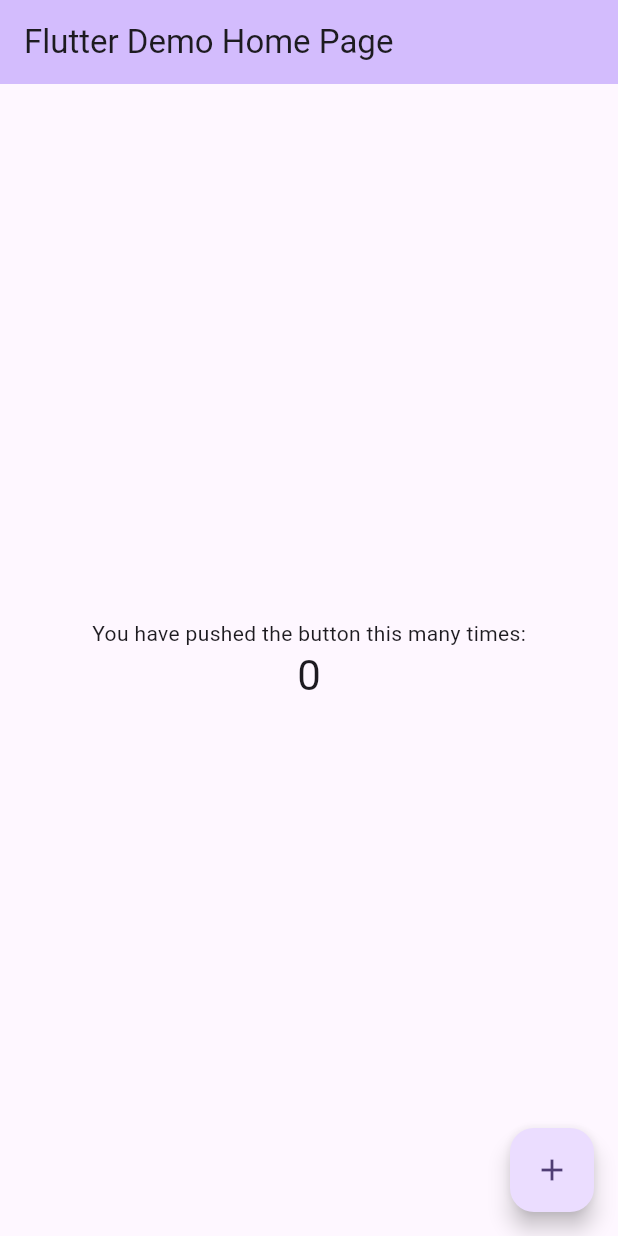
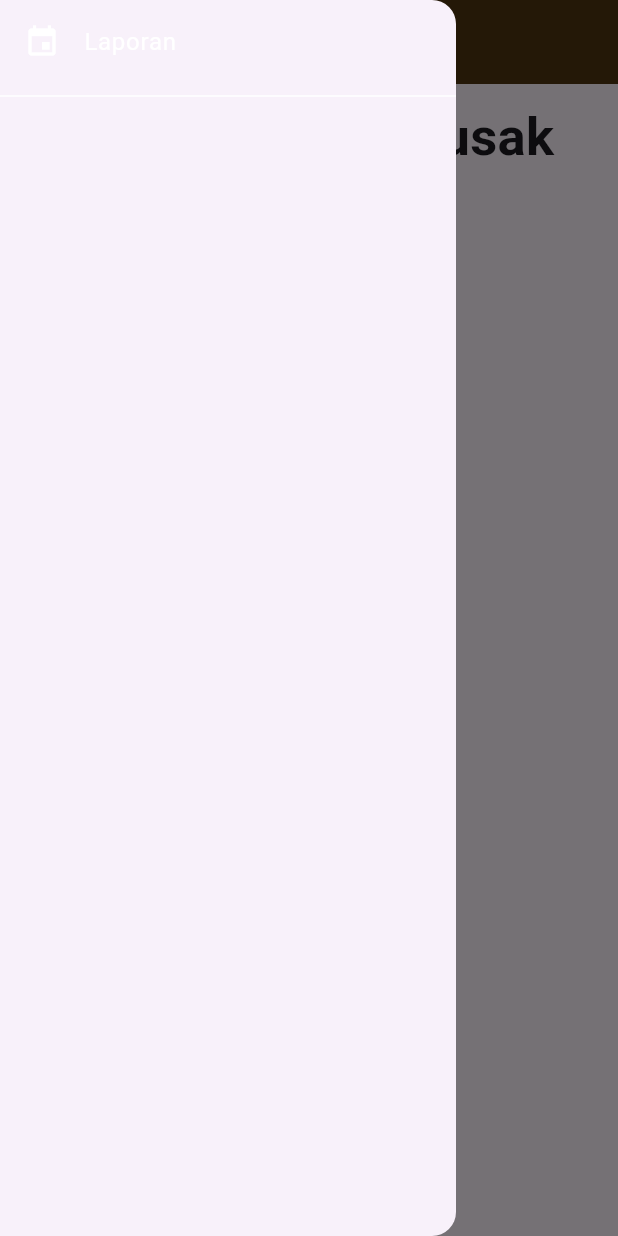
Before and after one commit to PBP-B11-2023/PageTurnMobile, a Flutter app: the screen it shows after launch, with the side drawer open (before the commit the screen has no drawer), on a phone screen of 412 x 824 dp. Run offline on Flutter 3.47's test engine with Material 3 defaults, Android fonts, the phone set to English and light mode, and no system bars.

Commit message:
coba flutter

```diff
--- /dev/null
+++ b/lib/apps/laporan_buku_rusak/models/laporan_buku.dart
@@ -0,0 +1,61 @@
+// To parse this JSON data, do
+//
+//     final laporan = laporanFromJson(jsonString);
+
+import 'dart:convert';
+
+List<Laporan> laporanFromJson(String str) => List<Laporan>.from(json.decode(str).map((x) => Laporan.fromJson(x)));
+
+String laporanToJson(List<Laporan> data) => json.encode(List<dynamic>.from(data.map((x) => x.toJson())));
+
+class Laporan {
+    String model;
+    int pk;
+    Fields fields;
+
+    Laporan({
+        required this.model,
+        required this.pk,
+        required this.fields,
+    });
+
+    factory Laporan.fromJson(Map<String, dynamic> json) => Laporan(
+        model: json["model"],
+        pk: json["pk"],
+        fields: Fields.fromJson(json["fields"]),
+    );
+
+    Map<String, dynamic> toJson() => {
+        "model": model,
+        "pk": pk,
+        "fields": fields.toJson(),
+    };
+}
+
+class Fields {
+    int user;
+    String name;
+    String description;
+    bool isRusak;
+
+    Fields({
+        required this.user,
+        required this.name,
+        required this.description,
+        required this.isRusak,
+    });
+
+    factory Fields.fromJson(Map<String, dynamic> json) => Fields(
+        user: json["user"],
+        name: json["name"],
+        description: json["description"],
+        isRusak: json["is_rusak"],
+    );
+
+    Map<String, dynamic> toJson() => {
+        "user": user,
+        "name": name,
+        "description": description,
+        "is_rusak": isRusak,
+    };
+}
--- /dev/null
+++ b/lib/apps/laporan_buku_rusak/pages/halaman_awal.dart
@@ -0,0 +1,71 @@
+import 'package:flutter/material.dart';
+import 'package:pageturn_mobile/apps/laporan_buku_rusak/pages/add_laporan.dart';
+import 'package:pageturn_mobile/apps/laporan_buku_rusak/widgets/left_drawer.dart';
+
+class MyHomePage extends StatelessWidget {
+  MyHomePage({Key? key}) : super(key: key);
+
+  @override
+  Widget build(BuildContext context) {
+    return Scaffold(
+      appBar: AppBar(
+        title: const Text(
+          'PAGETURN',
+          style: TextStyle(
+            color: Colors.white,
+          ),
+        ),
+        backgroundColor: Color.fromARGB(255, 78, 52, 16),
+        foregroundColor: Color.fromARGB(255, 255, 255, 255),
+      ),
+      drawer: const LeftDrawer(),
+      body: Column(
+        mainAxisAlignment: MainAxisAlignment.start,
+        crossAxisAlignment: CrossAxisAlignment.start,
+        children: <Widget>[
+          Align(
+            alignment: Alignment.topCenter,
+            child: Padding(
+              padding: const EdgeInsets.only(top: 10.0, bottom: 10.0),
+              child: Text(
+                'Laporan Buku Rusak',
+                textAlign: TextAlign.center,
+                style: TextStyle(
+                  fontSize: 35,
+                  fontWeight: FontWeight.bold,
+                ),
+              ),
+            ),
+          ),
+
+          Container(
+            alignment: Alignment.centerLeft,
+            padding: const EdgeInsets.only(top: 10.0, bottom: 10.0, left: 10.0),
+            child: Text(
+              'List Buku yang Dipinjam:',
+              style: TextStyle(
+                fontSize: 18,
+                fontWeight: FontWeight.bold,
+              ),
+            ),
+          ),
+          const SizedBox(height: 20),
+
+          // Tombol Add Laporan
+          Align(
+            alignment: Alignment.bottomCenter,
+            child: ElevatedButton(
+              onPressed: () {
+                Navigator.push(
+                  context,
+                  MaterialPageRoute(builder: (context) => ShopFormPage()),
+                );
+              },
+              child: Text('Add Laporan'),
+            ),
+          ),
+        ],
+      ),
+    );
+  }
+}
--- /dev/null
+++ b/lib/apps/laporan_buku_rusak/widgets/left_drawer.dart
@@ -0,0 +1,37 @@
+//INI CUMAN BUAT TEST MODUL LAPORAN BUKU RUSAK
+
+
+import 'package:flutter/material.dart';
+import 'package:pageturn_mobile/apps/laporan_buku_rusak/pages/add_laporan.dart';
+// import 'package:PAGETURNMOBILE/apps/laporan_buku_rusak/pages/add_laporan.dart';
+// TODO: Impor halaman ShopFormPage jika sudah dibuat
+
+class LeftDrawer extends StatelessWidget {
+  const LeftDrawer({super.key});
+
+  @override
+  Widget build(BuildContext context) {
+    return Drawer(
+      child: ListView(
+        children: [
+          // const DrawerHeader(
+          //   // TODO: Bagian drawer header
+          // ),
+          // TODO: Bagian routing
+          ListTile(
+          title: const Text('Laporan', style: TextStyle(color: Colors.white)),
+          leading: const Icon(Icons.event, color: Colors.white),
+          onTap: () {
+            // Route menu ke counter
+            Navigator.pushReplacement(
+              context,
+              MaterialPageRoute(builder: (context) => const ShopFormPage()),
+            );
+          },
+        ),
+        Divider(color: Colors.white),
+        ],
+      ),
+    );
+  }
+}
--- a/lib/main.dart
+++ b/lib/main.dart
@@ -1,4 +1,6 @@
 import 'package:flutter/material.dart';
+import 'package:pageturn_mobile/apps/laporan_buku_rusak/pages/add_laporan.dart';
+import 'package:pageturn_mobile/apps/laporan_buku_rusak/pages/halaman_awal.dart';
 
 void main() {
   runApp(const MyApp());
@@ -31,95 +33,7 @@
         colorScheme: ColorScheme.fromSeed(seedColor: Colors.deepPurple),
         useMaterial3: true,
       ),
-      home: const MyHomePage(title: 'Flutter Demo Home Page'),
+      home: MyHomePage(),
     );
   }
 }
-
-class MyHomePage extends StatefulWidget {
-  const MyHomePage({super.key, required this.title});
-
-  // This widget is the home page of your application. It is stateful, meaning
-  // that it has a State object (defined below) that contains fields that affect
-  // how it looks.
-
-  // This class is the configuration for the state. It holds the values (in this
-  // case the title) provided by the parent (in this case the App widget) and
-  // used by the build method of the State. Fields in a Widget subclass are
-  // always marked "final".
-
-  final String title;
-
-  @override
-  State<MyHomePage> createState() => _MyHomePageState();
-}
-
-class _MyHomePageState extends State<MyHomePage> {
-  int _counter = 0;
-
-  void _incrementCounter() {
-    setState(() {
-      // This call to setState tells the Flutter framework that something has
-      // changed in this State, which causes it to rerun the build method below
-      // so that the display can reflect the updated values. If we changed
-      // _counter without calling setState(), then the build method would not be
-      // called again, and so nothing would appear to happen.
-      _counter++;
-    });
-  }
-
-  @override
-  Widget build(BuildContext context) {
-    // This method is rerun every time setState is called, for instance as done
-    // by the _incrementCounter method above.
-    //
-    // The Flutter framework has been optimized to make rerunning build methods
-    // fast, so that you can just rebuild anything that needs updating rather
-    // than having to individually change instances of widgets.
-    return Scaffold(
-      appBar: AppBar(
-        // TRY THIS: Try changing the color here to a specific color (to
-        // Colors.amber, perhaps?) and trigger a hot reload to see the AppBar
-        // change color while the other colors stay the same.
-        backgroundColor: Theme.of(context).colorScheme.inversePrimary,
-        // Here we take the value from the MyHomePage object that was created by
-        // the App.build method, and use it to set our appbar title.
-        title: Text(widget.title),
-      ),
-      body: Center(
-        // Center is a layout widget. It takes a single child and positions it
-        // in the middle of the parent.
-        child: Column(
-          // Column is also a layout widget. It takes a list of children and
-          // arranges them vertically. By default, it sizes itself to fit its
-          // children horizontally, and tries to be as tall as its parent.
-          //
-          // Column has various properties to control how it sizes itself and
-          // how it positions its children. Here we use mainAxisAlignment to
-          // center the children vertically; the main axis here is the vertical
-          // axis because Columns are vertical (the cross axis would be
-          // horizontal).
-          //
-          // TRY THIS: Invoke "debug painting" (choose the "Toggle Debug Paint"
-          // action in the IDE, or press "p" in the console), to see the
-          // wireframe for each widget.
-          mainAxisAlignment: MainAxisAlignment.center,
-          children: <Widget>[
-            const Text(
-              'You have pushed the button this many times:',
-            ),
-            Text(
-              '$_counter',
-              style: Theme.of(context).textTheme.headlineMedium,
-            ),
-          ],
-        ),
-      ),
-      floatingActionButton: FloatingActionButton(
-        onPressed: _incrementCounter,
-        tooltip: 'Increment',
-        child: const Icon(Icons.add),
-      ), // This trailing comma makes auto-formatting nicer for build methods.
-    );
-  }
-}
```
Also changed, not shown: lib/apps/laporan_buku_rusak/pages/add_laporan.dart (added, +141 -0 lines), lib/apps/laporan_buku_rusak/pages/daftar_laporan.dart (added), lib/apps/laporan_buku_rusak/utils/fetch.dart (added), 5 other files.
